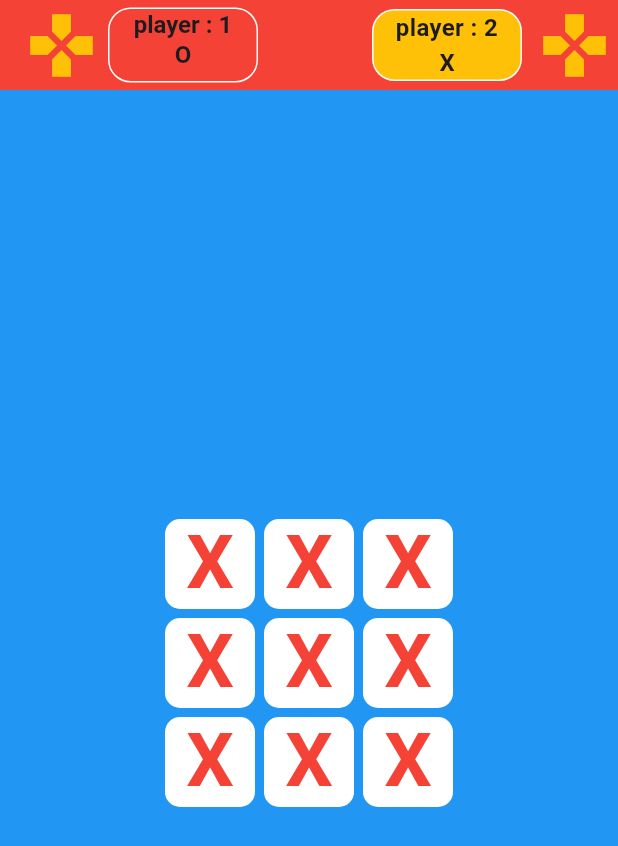
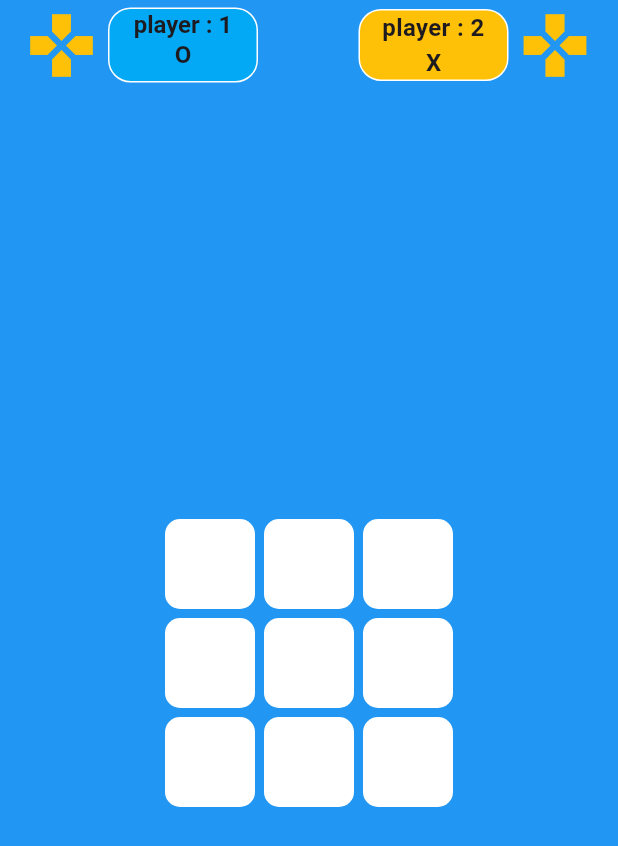
Before and after one commit to tekle-eyesus/tic-tac-toe-game-with-flutter, a Flutter app: the screen it shows after launch, on a phone screen of 412 x 824 dp. Shown: the top 846 px of the screen. Run offline on Flutter 3.47's test engine with Material 3 defaults, Android fonts, the phone set to English and light mode, and no system bars.

Commit message:
state management is added on each token boxes

```diff
--- a/lib/main.dart
+++ b/lib/main.dart
@@ -1,5 +1,6 @@
 import 'package:flutter/material.dart';
 import 'package:flutter/widgets.dart';
+import 'package:tic_tac_toe_game/screens/game_home.dart';
 import 'package:tic_tac_toe_game/widgets/token_box.dart';
 
 void main() {
@@ -12,124 +13,6 @@ class MyApp extends StatelessWidget {
   @override
   Widget build(BuildContext context) {
     // here, Scaffold.of(context) returns null
-    return Container(
-        color: Colors.amber,
-        child: MaterialApp(
-          home: Scaffold(
-            backgroundColor: Colors.blue,
-            appBar: AppBar(
-              toolbarHeight: 60,
-              backgroundColor: Colors.red,
-              title: SizedBox(
-                width: 500,
-                child: Row(
-                  children: [
-                    Icon(
-                      Icons.gamepad,
-                      color: Colors.amber,
-                      size: 50,
-                    ),
-                    Container(
-                      margin: EdgeInsets.all(6),
-                      width: 100,
-                      height: 50,
-                      decoration: BoxDecoration(
-                          border: Border.all(color: Colors.white),
-                          borderRadius: BorderRadius.circular(15)),
-                      child: Column(
-                        children: [
-                          Text(
-                            "player : 1",
-                            textAlign: TextAlign.center,
-                            style: TextStyle(
-                              fontWeight: FontWeight.w600,
-                              fontSize: 16,
-                            ),
-                          ),
-                          Text(
-                            "O",
-                            style: TextStyle(
-                              fontWeight: FontWeight.w600,
-                              fontSize: 16,
-                            ),
-                          )
-                        ],
-                      ),
-                    )
-                  ],
-                ),
-              ),
-              actions: [
-                Container(
-                  margin: EdgeInsets.all(6),
-                  width: 100,
-                  height: 50,
-                  decoration: BoxDecoration(
-                      color: Colors
-                          .amber, //conditional color based on player turns
-                      border: Border.all(color: Colors.white),
-                      borderRadius: BorderRadius.circular(15)),
-                  child: Column(
-                    children: [
-                      Text(
-                        "player : 2",
-                        textAlign: TextAlign.center,
-                        style: TextStyle(
-                          fontWeight: FontWeight.w600,
-                          fontSize: 16,
-                        ),
-                      ),
-                      Text(
-                        "X",
-                        style: TextStyle(
-                          fontWeight: FontWeight.w600,
-                          fontSize: 16,
-                        ),
-                      )
-                    ],
-                  ),
-                ),
-                Container(
-                  margin: EdgeInsets.all(4),
-                  child: Icon(
-                    color: Colors.amber,
-                    Icons.gamepad,
-                    size: 50,
-                  ),
-                ),
-              ],
-            ),
-            body: Column(
-              crossAxisAlignment: CrossAxisAlignment.center,
-              mainAxisAlignment: MainAxisAlignment.center,
-              children: [
-                Row(
-                  mainAxisAlignment: MainAxisAlignment.center,
-                  children: [
-                    TokenBox(),
-                    TokenBox(),
-                    TokenBox(),
-                  ],
-                ),
-                Row(
-                  mainAxisAlignment: MainAxisAlignment.center,
-                  children: [
-                    TokenBox(),
-                    TokenBox(),
-                    TokenBox(),
-                  ],
-                ),
-                Row(
-                  mainAxisAlignment: MainAxisAlignment.center,
-                  children: [
-                    TokenBox(),
-                    TokenBox(),
-                    TokenBox(),
-                  ],
-                )
-              ],
-            ),
-          ),
-        ));
+    return GameHome();
   }
 }
--- /dev/null
+++ b/lib/screens/game_home.dart
@@ -0,0 +1,216 @@
+import 'package:flutter/material.dart';
+import 'package:tic_tac_toe_game/widgets/token_box.dart';
+
+class GameHome extends StatefulWidget {
+  const GameHome({super.key});
+
+  @override
+  State<GameHome> createState() => _GameHomeState();
+}
+
+class _GameHomeState extends State<GameHome> {
+  bool isPressed = false;
+  String printtoken = "";
+  int playerNo = 0;
+
+  void handleTokenX() {
+    print("hello fromnew x");
+    setState(() {
+      isPressed = !isPressed;
+      printtoken = "x";
+      playerNo = 1;
+    });
+  }
+
+  void handleTokenO() {
+    print("hello fromnew o");
+    setState(() {
+      isPressed = !isPressed;
+      printtoken = "o";
+      playerNo = 0;
+    });
+  }
+
+  void startgame() {
+    print("game started");
+    if (playerNo == 1) {
+      handleTokenO();
+      playerNo = 0;
+    } else {
+      handleTokenX();
+      playerNo = 1;
+    }
+  }
+
+  void playerTurn() {
+    setState(() {
+      if (playerNo == 1) {
+        playerNo = 0;
+      } else {
+        playerNo = 1;
+      }
+    });
+  }
+
+  @override
+  Widget build(BuildContext context) {
+    print("paseed tocken : $printtoken");
+    return Container(
+        color: Colors.amber,
+        child: MaterialApp(
+          home: Scaffold(
+            backgroundColor: Colors.blue,
+            appBar: AppBar(
+              toolbarHeight: 60,
+              backgroundColor: Colors.blue,
+              title: SizedBox(
+                width: 500,
+                child: Row(
+                  children: [
+                    Icon(
+                      Icons.gamepad,
+                      color: Colors.amber,
+                      size: 50,
+                    ),
+                    Container(
+                      margin: EdgeInsets.all(6),
+                      width: 100,
+                      height: 50,
+                      decoration: BoxDecoration(
+                          color:
+                              (playerNo == 1) ? Colors.amber : Colors.lightBlue,
+                          border: Border.all(color: Colors.white),
+                          borderRadius: BorderRadius.circular(15)),
+                      child: Column(
+                        children: [
+                          Text(
+                            "player : 1",
+                            textAlign: TextAlign.center,
+                            style: TextStyle(
+                              fontWeight: FontWeight.w600,
+                              fontSize: 16,
+                            ),
+                          ),
+                          Text(
+                            "O",
+                            style: TextStyle(
+                              fontWeight: FontWeight.w600,
+                              fontSize: 16,
+                            ),
+                          )
+                        ],
+                      ),
+                    )
+                  ],
+                ),
+              ),
+              actions: [
+                Container(
+                  margin: EdgeInsets.all(6),
+                  width: 100,
+                  height: 50,
+                  decoration: BoxDecoration(
+                      color: (playerNo == 0)
+                          ? Colors.amber
+                          : Colors
+                              .lightBlue, //conditional color based on player turns
+                      border: Border.all(color: Colors.white),
+                      borderRadius: BorderRadius.circular(15)),
+                  child: Column(
+                    children: [
+                      Text(
+                        "player : 2",
+                        textAlign: TextAlign.center,
+                        style: TextStyle(
+                          fontWeight: FontWeight.w600,
+                          fontSize: 16,
+                        ),
+                      ),
+                      Text(
+                        "X",
+                        style: TextStyle(
+                          fontWeight: FontWeight.w600,
+                          fontSize: 16,
+                        ),
+                      )
+                    ],
+                  ),
+                ),
+                Container(
+                  margin: EdgeInsets.only(right: 17),
+                  child: Icon(
+                    color: Colors.amber,
+                    Icons.gamepad,
+                    size: 50,
+                  ),
+                ),
+              ],
+            ),
+            body: Column(
+              crossAxisAlignment: CrossAxisAlignment.center,
+              mainAxisAlignment: MainAxisAlignment.center,
+              children: [
+                Row(
+                  mainAxisAlignment: MainAxisAlignment.center,
+                  children: [
+                    // TokenBox(),
+                    // TokenBox(),
+                    // TokenBox(),
+
+                    TokenBox(
+                      playerNo: playerNo,
+                      playerTurn: playerTurn,
+                    ),
+                    TokenBox(
+                      playerNo: playerNo,
+                      playerTurn: playerTurn,
+                    ),
+                    TokenBox(
+                      playerNo: playerNo,
+                      playerTurn: playerTurn,
+                    ),
+                  ],
+                ),
+                Row(
+                  mainAxisAlignment: MainAxisAlignment.center,
+                  children: [
+                    TokenBox(
+                      playerNo: playerNo,
+                      playerTurn: playerTurn,
+                    ),
+                    TokenBox(
+                      playerNo: playerNo,
+                      playerTurn: playerTurn,
+                    ),
+                    TokenBox(
+                      playerNo: playerNo,
+                      playerTurn: playerTurn,
+                    ),
+                  ],
+                ),
+                Row(
+                  mainAxisAlignment: MainAxisAlignment.center,
+                  children: [
+                    // TokenBox(),
+                    // TokenBox(),
+                    // TokenBox(),
+                    TokenBox(
+                      playerNo: playerNo,
+                      playerTurn: playerTurn,
+                    ),
+                    TokenBox(
+                      playerNo: playerNo,
+                      playerTurn: playerTurn,
+                    ),
+                    TokenBox(
+                      playerNo: playerNo,
+                      playerTurn: playerTurn,
+                    ),
+                  ],
+                )
+              ],
+            ),
+          ),
+        ));
+  }
+}
--- a/lib/widgets/token_box.dart
+++ b/lib/widgets/token_box.dart
@@ -1,16 +1,63 @@
 import 'package:flutter/material.dart';
 
 class TokenBox extends StatefulWidget {
-  const TokenBox({super.key});
+  final void Function() playerTurn;
+  int playerNo;
+  TokenBox({super.key, required this.playerNo, required this.playerTurn});
 
   @override
   State<TokenBox> createState() => _TokenBoxState();
 }
 
 class _TokenBoxState extends State<TokenBox> {
+  bool isPressed = false;
+  String printtoken = "";
+
+  void handleTokenX() {
+    if (isPressed) {
+      setState(() {
+        printtoken = "x";
+      });
+      widget.playerTurn();
+    }
+  }
+
+  void handleTokenO() {
+    print("hello fromnew o");
+    if (isPressed) {
+      setState(() {
+        printtoken = "o";
+      });
+      widget.playerTurn();
+    }
+  }
+
+  void startgame() {
+    print("game started");
+    if (widget.playerNo == 1) {
+      if (!isPressed) {
+        isPressed = !isPressed;
+        handleTokenO();
+      }
+
+      // playerNo = 0;
+    } else {
+      if (!isPressed) {
+        isPressed = !isPressed;
+        handleTokenX();
+      }
+
+      // playerNo = 1;
+    }
+  }
+
   @override
   Widget build(BuildContext context) {
-    return Container(
+    print("my tocke is  ${widget.playerNo}");
+    print("the box $isPressed");
+    return InkWell(
+      onTap: startgame,
+      child: Container(
           margin: EdgeInsets.all(3),
           width: 60,
           height: 60,
@@ -22,7 +69,8 @@ class _TokenBoxState extends State<TokenBox> {
             textAlign: TextAlign.center,
             style: TextStyle(
                 color: Colors.red, fontSize: 50, fontWeight: FontWeight.bold),
-          child: Text("X"),
-        ));
+            child: Text(printtoken),
+          )),
+    );
   }
 }
```
Lines whose indentation alone changed are shown as unchanged.
